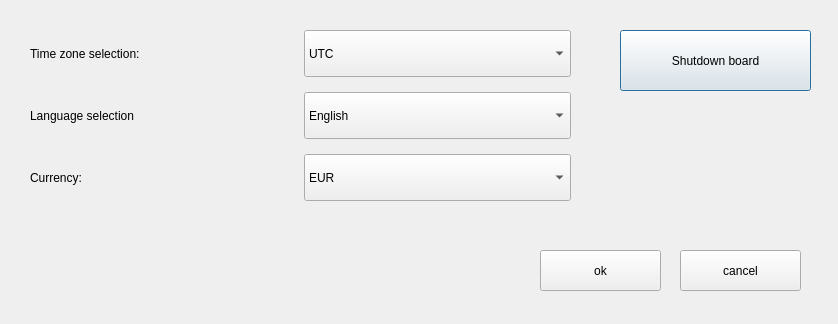
Old version of the form blue-app/ui/Settings.ui in the repository matus-u/sz-bluetooth.
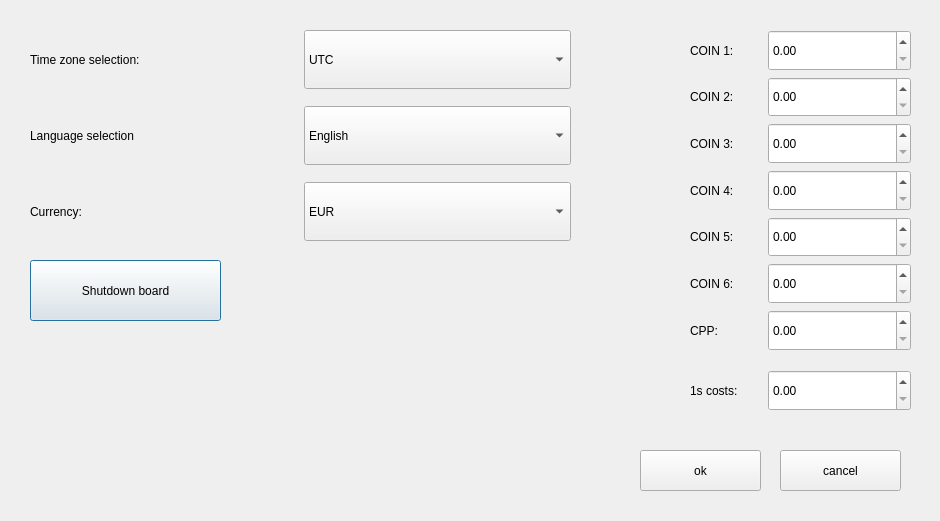
New version of the form.

```diff
--- a/blue-app/ui/Settings.ui
+++ b/blue-app/ui/Settings.ui
@@ -6,8 +6,8 @@
    <rect>
     <x>0</x>
     <y>0</y>
-    <width>838</width>
-    <height>324</height>
+    <width>940</width>
+    <height>521</height>
    </rect>
   </property>
   <property name="windowTitle">
@@ -16,8 +16,8 @@
   <widget class="QPushButton" name="shutDownButton">
    <property name="geometry">
     <rect>
-     <x>620</x>
-     <y>30</y>
+     <x>30</x>
+     <y>260</y>
      <width>191</width>
      <height>61</height>
     </rect>
@@ -32,48 +32,10 @@
      <x>30</x>
      <y>30</y>
      <width>541</width>
-     <height>171</height>
+     <height>211</height>
     </rect>
    </property>
-   <layout class="QGridLayout" name="gridLayout" rowstretch="5,1,5,1,5" rowminimumheight="0,0,0,0,0">
-    <item row="3" column="1">
-     <spacer name="verticalSpacer_2">
-      <property name="orientation">
-       <enum>Qt::Vertical</enum>
-      </property>
-      <property name="sizeHint" stdset="0">
-       <size>
-        <width>20</width>
-        <height>40</height>
-       </size>
-      </property>
-     </spacer>
-    </item>
-    <item row="2" column="1">
-     <widget class="QComboBox" name="languageCombobox">
-      <property name="sizePolicy">
-       <sizepolicy hsizetype="Preferred" vsizetype="Minimum">
-        <horstretch>0</horstretch>
-        <verstretch>0</verstretch>
-       </sizepolicy>
-      </property>
-      <item>
-       <property name="text">
-        <string>English</string>
-       </property>
-      </item>
-      <item>
-       <property name="text">
-        <string>Hungarian</string>
-       </property>
-      </item>
-      <item>
-       <property name="text">
-        <string>Slovak</string>
-       </property>
-      </item>
-     </widget>
-    </item>
+   <layout class="QGridLayout" name="gridLayout" rowstretch="5,1,5,1,5">
     <item row="2" column="0">
      <widget class="QLabel" name="languageSelectionLabel">
       <property name="text">
@@ -88,6 +50,57 @@
       </property>
      </widget>
     </item>
+    <item row="1" column="1">
+     <spacer name="verticalSpacer">
+      <property name="orientation">
+       <enum>Qt::Vertical</enum>
+      </property>
+      <property name="sizeHint" stdset="0">
+       <size>
+        <width>20</width>
+        <height>40</height>
+       </size>
+      </property>
+     </spacer>
+    </item>
+    <item row="2" column="1">
+     <widget class="QComboBox" name="languageCombobox">
+      <property name="sizePolicy">
+       <sizepolicy hsizetype="Preferred" vsizetype="Minimum">
+        <horstretch>0</horstretch>
+        <verstretch>0</verstretch>
+       </sizepolicy>
+      </property>
+      <item>
+       <property name="text">
+        <string>English</string>
+       </property>
+      </item>
+      <item>
+       <property name="text">
+        <string>Hungarian</string>
+       </property>
+      </item>
+      <item>
+       <property name="text">
+        <string>Slovak</string>
+       </property>
+      </item>
+     </widget>
+    </item>
+    <item row="3" column="1">
+     <spacer name="verticalSpacer_2">
+      <property name="orientation">
+       <enum>Qt::Vertical</enum>
+      </property>
+      <property name="sizeHint" stdset="0">
+       <size>
+        <width>20</width>
+        <height>40</height>
+       </size>
+      </property>
+     </spacer>
+    </item>
     <item row="0" column="1">
      <widget class="QComboBox" name="timeZoneCombobox">
       <property name="sizePolicy">
@@ -118,19 +131,6 @@
       </item>
      </widget>
     </item>
-    <item row="1" column="1">
-     <spacer name="verticalSpacer">
-      <property name="orientation">
-       <enum>Qt::Vertical</enum>
-      </property>
-      <property name="sizeHint" stdset="0">
-       <size>
-        <width>20</width>
-        <height>40</height>
-       </size>
-      </property>
-     </spacer>
-    </item>
     <item row="4" column="0">
      <widget class="QLabel" name="label">
       <property name="text">
@@ -163,8 +163,8 @@
   <widget class="QPushButton" name="okButton">
    <property name="geometry">
     <rect>
-     <x>540</x>
-     <y>250</y>
+     <x>640</x>
+     <y>450</y>
      <width>121</width>
      <height>41</height>
     </rect>
@@ -176,8 +176,8 @@
   <widget class="QPushButton" name="cancelButton">
    <property name="geometry">
     <rect>
-     <x>680</x>
-     <y>250</y>
+     <x>780</x>
+     <y>450</y>
      <width>121</width>
      <height>41</height>
     </rect>
@@ -186,6 +186,191 @@
     <string>cancel</string>
    </property>
   </widget>
+  <widget class="QWidget" name="layoutWidget">
+   <property name="geometry">
+    <rect>
+     <x>690</x>
+     <y>30</y>
+     <width>221</width>
+     <height>381</height>
+    </rect>
+   </property>
+   <layout class="QGridLayout" name="gridLayout_2" rowstretch="3,3,3,3,3,3,3,1,3" columnstretch="1,2">
+    <item row="8" column="1">
+     <widget class="QDoubleSpinBox" name="secondCostsValue">
+      <property name="sizePolicy">
+       <sizepolicy hsizetype="Minimum" vsizetype="Preferred">
+        <horstretch>0</horstretch>
+        <verstretch>0</verstretch>
+       </sizepolicy>
+      </property>
+      <property name="maximum">
+       <double>999.990000000000009</double>
+      </property>
+     </widget>
+    </item>
+    <item row="2" column="0">
+     <widget class="QLabel" name="label_3">
+      <property name="text">
+       <string>COIN 3:</string>
+      </property>
+     </widget>
+    </item>
+    <item row="3" column="0">
+     <widget class="QLabel" name="label_4">
+      <property name="text">
+       <string>COIN 4:</string>
+      </property>
+     </widget>
+    </item>
+    <item row="3" column="1">
+     <widget class="QDoubleSpinBox" name="coin4value">
+      <property name="sizePolicy">
+       <sizepolicy hsizetype="Minimum" vsizetype="Preferred">
+        <horstretch>0</horstretch>
+        <verstretch>0</verstretch>
+       </sizepolicy>
+      </property>
+      <property name="maximum">
+       <double>999.990000000000009</double>
+      </property>
+     </widget>
+    </item>
+    <item row="4" column="0">
+     <widget class="QLabel" name="label_5">
+      <property name="text">
+       <string>COIN 5:</string>
+      </property>
+     </widget>
+    </item>
+    <item row="4" column="1">
+     <widget class="QDoubleSpinBox" name="coin5value">
+      <property name="sizePolicy">
+       <sizepolicy hsizetype="Minimum" vsizetype="Preferred">
+        <horstretch>0</horstretch>
+        <verstretch>0</verstretch>
+       </sizepolicy>
+      </property>
+      <property name="maximum">
+       <double>999.990000000000009</double>
+      </property>
+     </widget>
+    </item>
+    <item row="5" column="0">
+     <widget class="QLabel" name="label_6">
+      <property name="text">
+       <string>COIN 6:</string>
+      </property>
+     </widget>
+    </item>
+    <item row="5" column="1">
+     <widget class="QDoubleSpinBox" name="coin6value">
+      <property name="sizePolicy">
+       <sizepolicy hsizetype="Minimum" vsizetype="Preferred">
+        <horstretch>0</horstretch>
+        <verstretch>0</verstretch>
+       </sizepolicy>
+      </property>
+      <property name="maximum">
+       <double>999.990000000000009</double>
+      </property>
+     </widget>
+    </item>
+    <item row="6" column="0">
+     <widget class="QLabel" name="label_7">
+      <property name="text">
+       <string>CPP:</string>
+      </property>
+     </widget>
+    </item>
+    <item row="6" column="1">
+     <widget class="QDoubleSpinBox" name="cppValue">
+      <property name="sizePolicy">
+       <sizepolicy hsizetype="Minimum" vsizetype="Preferred">
+        <horstretch>0</horstretch>
+        <verstretch>0</verstretch>
+       </sizepolicy>
+      </property>
+      <property name="maximum">
+       <double>999.990000000000009</double>
+      </property>
+     </widget>
+    </item>
+    <item row="0" column="0">
+     <widget class="QLabel" name="label_8">
+      <property name="text">
+       <string>COIN 1:</string>
+      </property>
+     </widget>
+    </item>
+    <item row="0" column="1">
+     <widget class="QDoubleSpinBox" name="coin1value">
+      <property name="sizePolicy">
+       <sizepolicy hsizetype="Minimum" vsizetype="Preferred">
+        <horstretch>0</horstretch>
+        <verstretch>0</verstretch>
+       </sizepolicy>
+      </property>
+      <property name="maximum">
+       <double>999.990000000000009</double>
+      </property>
+     </widget>
+    </item>
+    <item row="2" column="1">
+     <widget class="QDoubleSpinBox" name="coin3value">
+      <property name="sizePolicy">
+       <sizepolicy hsizetype="Minimum" vsizetype="Preferred">
+        <horstretch>0</horstretch>
+        <verstretch>0</verstretch>
+       </sizepolicy>
+      </property>
+      <property name="maximum">
+       <double>999.990000000000009</double>
+      </property>
+     </widget>
+    </item>
+    <item row="1" column="0">
+     <widget class="QLabel" name="label_9">
+      <property name="text">
+       <string>COIN 2:</string>
+      </property>
+     </widget>
+    </item>
+    <item row="1" column="1">
+     <widget class="QDoubleSpinBox" name="coin2value">
+      <property name="sizePolicy">
+       <sizepolicy hsizetype="Minimum" vsizetype="Preferred">
+        <horstretch>0</horstretch>
+        <verstretch>0</verstretch>
+       </sizepolicy>
+      </property>
+      <property name="maximum">
+       <double>999.990000000000009</double>
+      </property>
+     </widget>
+    </item>
+    <item row="8" column="0">
+     <widget class="QLabel" name="label_10">
+      <property name="text">
+       <string>1s costs:</string>
+      </property>
+     </widget>
+    </item>
+    <item row="7" column="1">
+     <spacer name="verticalSpacer_3">
+      <property name="orientation">
+       <enum>Qt::Vertical</enum>
+      </property>
+      <property name="sizeHint" stdset="0">
+       <size>
+        <width>20</width>
+        <height>40</height>
+       </size>
+      </property>
+     </spacer>
+    </item>
+   </layout>
+  </widget>
  </widget>
  <resources/>
  <connections/>
```
